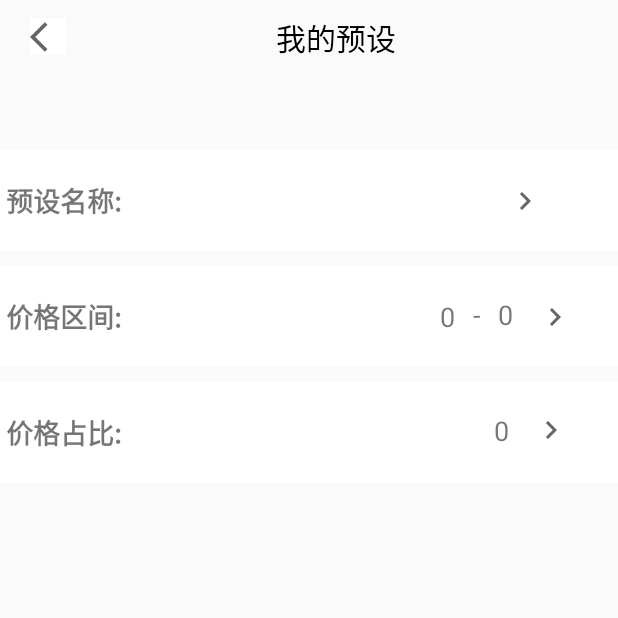
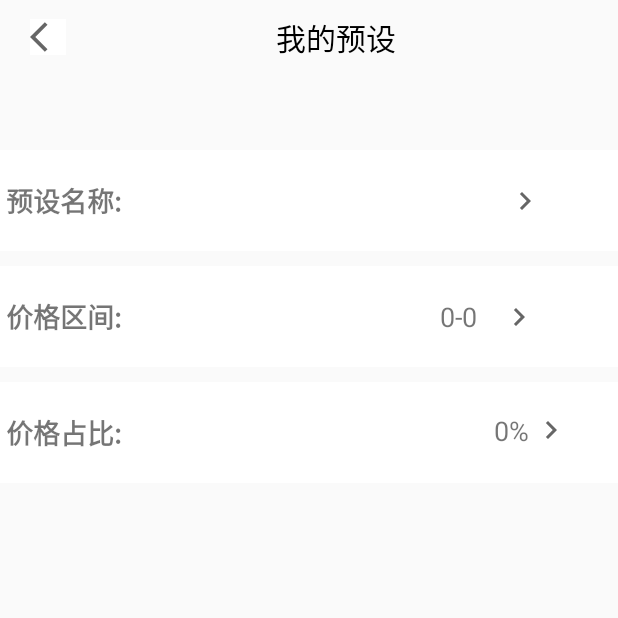
Before and after one commit to luojunlin1223/qxapp, an Android app: the FragmentProset screen opened directly, with no data from a screen before it, on a phone screen of 412 x 824 dp, the top half of it. Run offline under Robolectric (Android 15) with nearby library versions, the phone set to English and light mode, and no system bars; libraries missing offline, so code that uses them is left out: cn.bmob.v3.

```diff
--- a/app/src/main/java/com/example/qxapp/Adapter/ProsetAdapter.java
+++ b/app/src/main/java/com/example/qxapp/Adapter/ProsetAdapter.java
@@ -1,6 +1,8 @@
 package com.example.qxapp.Adapter;
 
+import android.app.Activity;
 import android.content.Context;
+import android.content.ContextWrapper;
 import android.content.Intent;
 import android.os.Handler;
 import android.view.LayoutInflater;
@@ -76,7 +78,7 @@ public class ProsetAdapter extends RecyclerView.Adapter<RecyclerView.ViewHolder>
                 in.putExtra("id",proset.getObjectId());
                 in.setFlags(Intent.FLAG_ACTIVITY_NEW_TASK);
                 context.startActivity(in);
-            });
+        });
         }
 
     }
@@ -107,4 +109,5 @@ public class ProsetAdapter extends RecyclerView.Adapter<RecyclerView.ViewHolder>
             }
         }
     }
+
 }
--- a/app/src/main/java/com/example/qxapp/activity/AlterProset/AlterPriceRange.java
+++ b/app/src/main/java/com/example/qxapp/activity/AlterProset/AlterPriceRange.java
@@ -10,11 +10,11 @@ import android.widget.EditText;
 import android.widget.ImageButton;
 
 import com.example.qxapp.R;
+import com.rengwuxian.materialedittext.MaterialEditText;
 
 public class AlterPriceRange extends AppCompatActivity {
     private ImageButton canclebtn;
-    private EditText price_low;
-    private EditText price_high;
+    private MaterialEditText price_low, price_high;
     private Button savebtn;
     @Override
     protected void onCreate(Bundle savedInstanceState) {
--- a/app/src/main/java/com/example/qxapp/activity/AlterProset/Altername.java
+++ b/app/src/main/java/com/example/qxapp/activity/AlterProset/Altername.java
@@ -13,13 +13,14 @@ import android.widget.ImageButton;
 import com.example.qxapp.R;
 import com.example.qxapp.activity.Bean.Proset;
 import com.example.qxapp.activity.ProsetReceive;
+import com.rengwuxian.materialedittext.MaterialEditText;
 
 import cn.bmob.v3.exception.BmobException;
 import cn.bmob.v3.listener.UpdateListener;
 
 public class Altername extends AppCompatActivity {
     private ImageButton canclebtn;
-    private EditText name;
+    private MaterialEditText name;
     private Button savebtn;
     @Override
     protected void onCreate(Bundle savedInstanceState) {
--- a/app/src/main/java/com/example/qxapp/activity/ProsetReceive.java
+++ b/app/src/main/java/com/example/qxapp/activity/ProsetReceive.java
@@ -54,6 +54,7 @@ public class ProsetReceive extends AppCompatActivity {
         cancle.setOnClickListener(new View.OnClickListener() {
             @Override
             public void onClick(View v) {
+                setResult(1);
                 finish();
             }
         });
--- a/app/src/main/res/layout/activity_altername.xml
+++ b/app/src/main/res/layout/activity_altername.xml
@@ -62,7 +62,8 @@
             app:layout_constraintEnd_toEndOf="parent"
             app:layout_constraintStart_toStartOf="parent">
 
-            <EditText
+            <com.rengwuxian.materialedittext.MaterialEditText
+                app:met_hideUnderline="true"
                 android:id="@+id/name"
                 android:layout_width="match_parent"
                 android:layout_height="wrap_content"
--- a/app/src/main/res/layout/fragmentproset.xml
+++ b/app/src/main/res/layout/fragmentproset.xml
@@ -52,9 +52,9 @@
     </androidx.constraintlayout.widget.ConstraintLayout>
 
     <androidx.constraintlayout.widget.ConstraintLayout
-        android:layout_marginBottom="@dimen/proset_margin"
         android:layout_width="match_parent"
         android:layout_height="wrap_content"
+        android:layout_marginBottom="@dimen/proset_margin"
         android:background="@color/white"
         android:paddingVertical="@dimen/proset_padding">
 
@@ -86,31 +86,23 @@
             tools:ignore="MissingConstraints" />
 
         <TextView
+            android:id="@+id/textView3"
             android:layout_width="wrap_content"
             android:layout_height="wrap_content"
             android:text="-"
             android:textSize="@dimen/proset_content"
-            app:layout_constraintBottom_toBottomOf="parent"
-            app:layout_constraintEnd_toStartOf="@+id/price_high"
             app:layout_constraintStart_toEndOf="@+id/price_low"
-            app:layout_constraintTop_toTopOf="parent"
-            app:layout_constraintVertical_bias="0.0"
+            app:layout_constraintTop_toTopOf="@+id/price_low"
             tools:ignore="MissingConstraints" />
 
         <TextView
             android:id="@+id/price_high"
             android:layout_width="wrap_content"
             android:layout_height="wrap_content"
-            android:layout_marginStart="327dp"
-            android:layout_marginEnd="70dp"
             android:text="50"
             android:textSize="@dimen/proset_content"
-            app:layout_constraintBottom_toBottomOf="parent"
-            app:layout_constraintEnd_toEndOf="parent"
-            app:layout_constraintHorizontal_bias="1.0"
-            app:layout_constraintStart_toStartOf="parent"
-            app:layout_constraintTop_toTopOf="parent"
-            app:layout_constraintVertical_bias="0.0"
+            app:layout_constraintBottom_toBottomOf="@+id/price_low"
+            app:layout_constraintStart_toEndOf="@+id/textView3"
             tools:ignore="MissingConstraints" />
 
         <ImageButton
@@ -127,9 +119,9 @@
     </androidx.constraintlayout.widget.ConstraintLayout>
 
     <androidx.constraintlayout.widget.ConstraintLayout
-        android:layout_marginBottom="@dimen/proset_margin"
         android:layout_width="match_parent"
         android:layout_height="wrap_content"
+        android:layout_marginBottom="@dimen/proset_margin"
         android:background="@color/white"
         android:paddingVertical="@dimen/proset_padding">
 
@@ -152,7 +144,7 @@
             android:layout_height="wrap_content"
             android:layout_marginStart="318dp"
             android:layout_marginEnd="71dp"
-            android:text="50%"
+            android:text="50"
             android:textSize="@dimen/proset_content"
             app:layout_constraintBottom_toBottomOf="parent"
             app:layout_constraintEnd_toEndOf="parent"
@@ -161,6 +153,14 @@
             app:layout_constraintTop_toTopOf="parent"
             app:layout_constraintVertical_bias="0.0"
             tools:ignore="MissingConstraints" />
+
+        <TextView
+            android:layout_width="wrap_content"
+            android:layout_height="wrap_content"
+            android:text="%"
+            android:textSize="@dimen/proset_content"
+            app:layout_constraintStart_toEndOf="@+id/percentage"
+            app:layout_constraintTop_toTopOf="@+id/percentage" />
 
         <ImageButton
             android:id="@+id/percentagebtn"
```
Also changed, not shown: app/src/main/java/com/example/qxapp/Fragment/FragmentProset.java (+13 -1 lines), app/src/main/java/com/example/qxapp/activity/Proset.java (+13 -2 lines), app/src/main/java/com/example/qxapp/activity/Search.java (+51 -22 lines), app/src/main/java/com/example/qxapp/activity/WriteProset.java (+32 -1 lines), app/src/main/res/layout/activity_alter_price_range.xml (+33 -12 lines).
